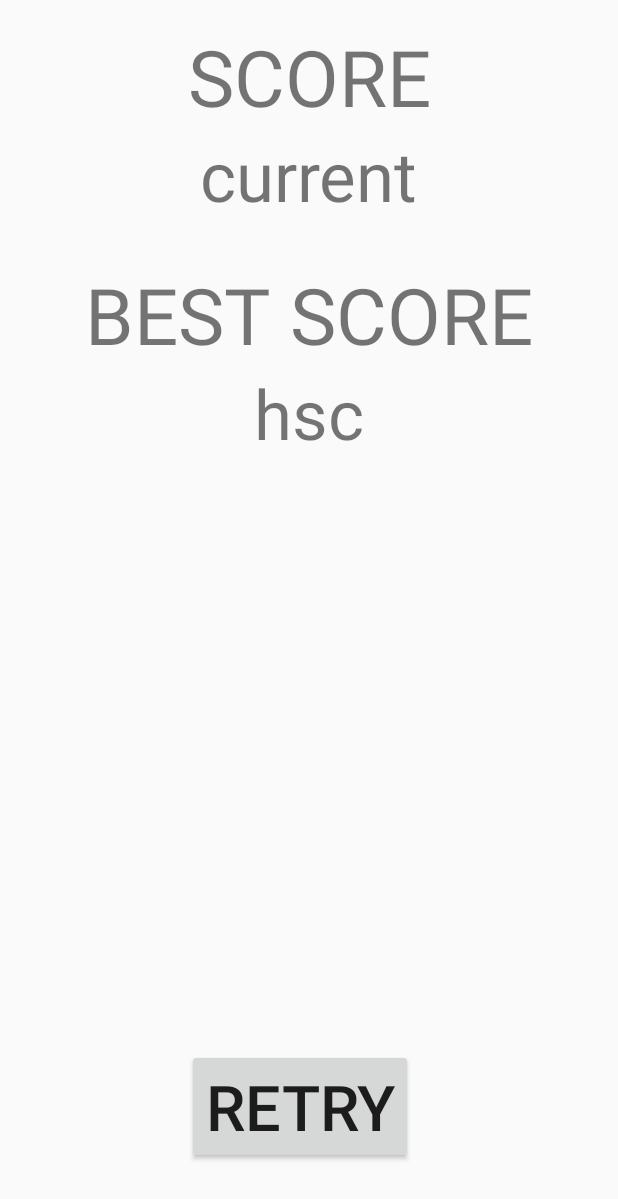
After one commit to sugar69/StayHomeBatter, an Android app: the layout activity_result.xml on its own in the app's theme, with its tools: preview values and no code run, on a phone screen of 412 x 824 dp. The commit adds this screen. Shown: the top 1199 px of the screen. Run offline under Robolectric (Android 15) with nearby library versions, the phone set to English and light mode, and no system bars.

Commit message:
スコアカウント機能とリザルト画面を追加しました．

```diff
--- a/app/src/main/AndroidManifest.xml
+++ b/app/src/main/AndroidManifest.xml
@@ -11,7 +11,8 @@
         android:roundIcon="@mipmap/ic_launcher_round"
         android:supportsRtl="true"
         android:theme="@style/AppTheme">
-        <activity android:name=".GameActivity"></activity>
+        <activity android:name=".ResultActivity"></activity>
+        <activity android:name=".GameActivity" />
         <activity android:name=".CreditActivity" />
         <activity android:name=".MainActivity">
             <intent-filter>
--- /dev/null
+++ b/app/src/main/res/layout/activity_result.xml
@@ -0,0 +1,64 @@
+<?xml version="1.0" encoding="utf-8"?>
+<androidx.constraintlayout.widget.ConstraintLayout xmlns:android="http://schemas.android.com/apk/res/android"
+    xmlns:app="http://schemas.android.com/apk/res-auto"
+    xmlns:tools="http://schemas.android.com/tools"
+    android:layout_width="match_parent"
+    android:layout_height="match_parent"
+    tools:context=".ResultActivity">
+
+    <TextView
+        android:id="@+id/textView"
+        android:layout_width="wrap_content"
+        android:layout_height="wrap_content"
+        android:layout_marginTop="16dp"
+        android:text="SCORE"
+        android:textSize="52sp"
+        app:layout_constraintEnd_toEndOf="parent"
+        app:layout_constraintStart_toStartOf="parent"
+        app:layout_constraintTop_toTopOf="parent" />
+
+    <TextView
+        android:id="@+id/current_score"
+        android:layout_width="wrap_content"
+        android:layout_height="wrap_content"
+        android:text="current"
+        android:textSize="46sp"
+        app:layout_constraintEnd_toEndOf="parent"
+        app:layout_constraintStart_toStartOf="parent"
+        app:layout_constraintTop_toBottomOf="@+id/textView" />
+
+    <TextView
+        android:id="@+id/textView2"
+        android:layout_width="wrap_content"
+        android:layout_height="wrap_content"
+        android:layout_marginTop="27dp"
+        android:text="BEST SCORE"
+        android:textSize="52sp"
+        app:layout_constraintEnd_toEndOf="parent"
+        app:layout_constraintStart_toStartOf="parent"
+        app:layout_constraintTop_toBottomOf="@+id/current_score" />
+
+    <TextView
+        android:id="@+id/high_score"
+        android:layout_width="wrap_content"
+        android:layout_height="wrap_content"
+        android:text="hsc"
+        android:textSize="46sp"
+        app:layout_constraintEnd_toEndOf="parent"
+        app:layout_constraintStart_toStartOf="parent"
+        app:layout_constraintTop_toBottomOf="@+id/textView2" />
+
+    <Button
+        android:id="@+id/retryButton"
+        android:layout_width="wrap_content"
+        android:layout_height="wrap_content"
+        android:layout_marginBottom="48dp"
+        android:text="Retry"
+        android:textSize="42sp"
+        app:layout_constraintBottom_toBottomOf="parent"
+        app:layout_constraintEnd_toEndOf="parent"
+        app:layout_constraintHorizontal_bias="0.478"
+        app:layout_constraintStart_toStartOf="parent" />
+
+
+</androidx.constraintlayout.widget.ConstraintLayout>
```
Also changed, not shown: app/src/main/java/com/example/stayhomebatter/GameActivity.kt (+27 -0 lines), app/src/main/java/com/example/stayhomebatter/ResultActivity.kt (added, +23 -0 lines).
